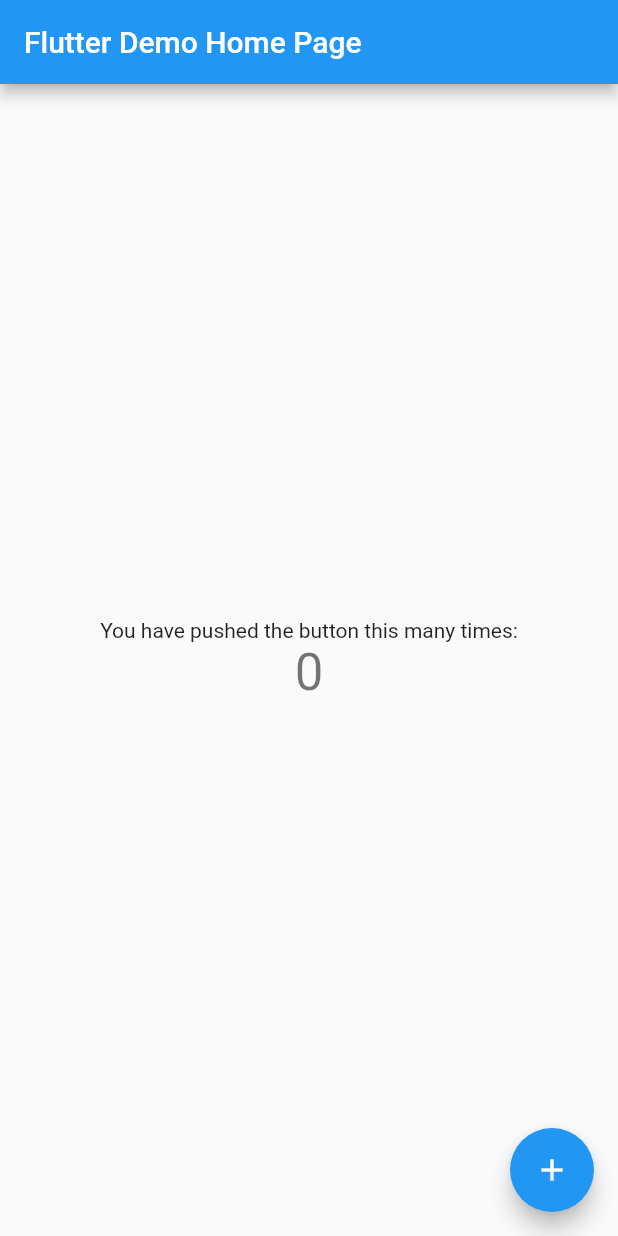
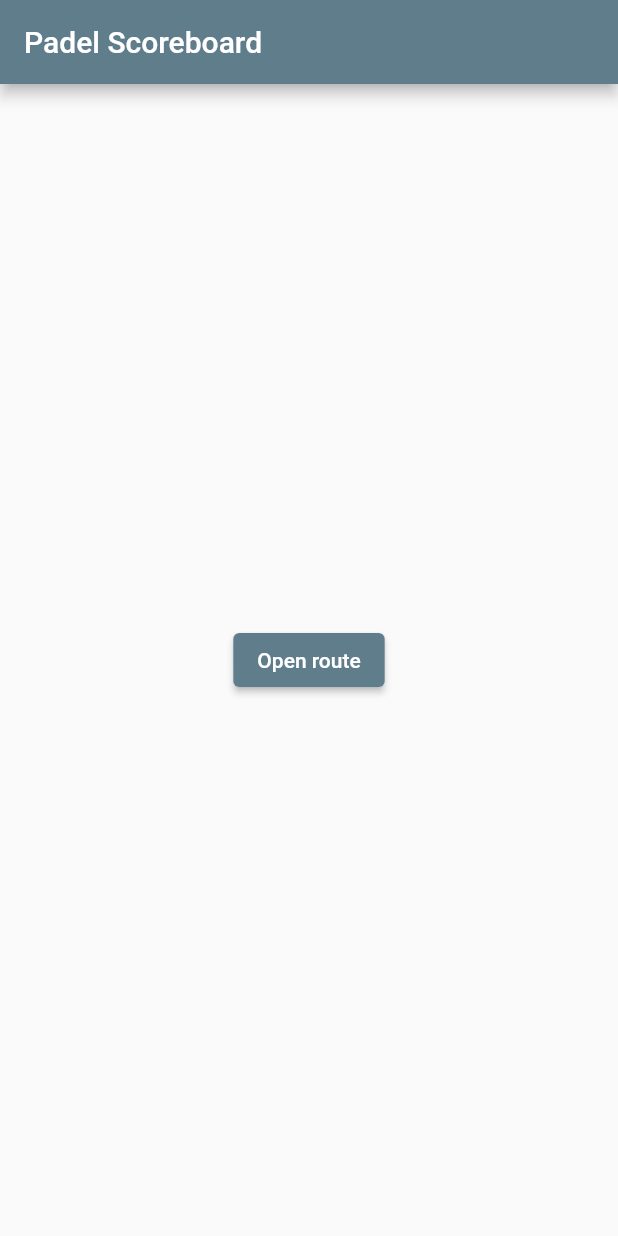
Before and after one commit to axelalvin/PadelScoreboardV2, a Flutter app: the screen it shows after launch, on a phone screen of 412 x 824 dp. Run offline on Flutter 3.47's test engine with Material 2 defaults, Android fonts, the phone set to English and light mode, and no system bars.

Commit message:
files are in order and navigation works.

```diff
--- a/padel_scoreboard/lib/main.dart
+++ b/padel_scoreboard/lib/main.dart
@@ -1,4 +1,6 @@
 import 'package:flutter/material.dart';
+
+import 'scoreboard.dart';
 
 void main() {
   runApp(const MyApp());
@@ -11,105 +13,37 @@ class MyApp extends StatelessWidget {
   @override
   Widget build(BuildContext context) {
     return MaterialApp(
-      title: 'Flutter Demo',
+      title: 'Padel Scoreboard',
       theme: ThemeData(
-        // This is the theme of your application.
-        //
-        // Try running your application with "flutter run". You'll see the
-        // application has a blue toolbar. Then, without quitting the app, try
-        // changing the primarySwatch below to Colors.green and then invoke
-        // "hot reload" (press "r" in the console where you ran "flutter run",
-        // or simply save your changes to "hot reload" in a Flutter IDE).
-        // Notice that the counter didn't reset back to zero; the application
-        // is not restarted.
-        primarySwatch: Colors.blue,
+        primarySwatch: Colors.blueGrey,
       ),
-      home: const MyHomePage(title: 'Flutter Demo Home Page'),
+      home: const MyHomePage(),
     );
   }
 }
 
-class MyHomePage extends StatefulWidget {
-  const MyHomePage({Key? key, required this.title}) : super(key: key);
-
-  // This widget is the home page of your application. It is stateful, meaning
-  // that it has a State object (defined below) that contains fields that affect
-  // how it looks.
-
-  // This class is the configuration for the state. It holds the values (in this
-  // case the title) provided by the parent (in this case the App widget) and
-  // used by the build method of the State. Fields in a Widget subclass are
-  // always marked "final".
-
-  final String title;
-
-  @override
-  State<MyHomePage> createState() => _MyHomePageState();
-}
-
-class _MyHomePageState extends State<MyHomePage> {
-  int _counter = 0;
-
-  void _incrementCounter() {
-    setState(() {
-      // This call to setState tells the Flutter framework that something has
-      // changed in this State, which causes it to rerun the build method below
-      // so that the display can reflect the updated values. If we changed
-      // _counter without calling setState(), then the build method would not be
-      // called again, and so nothing would appear to happen.
-      _counter++;
-    });
-  }
+class MyHomePage extends StatelessWidget {
+  const MyHomePage({Key? key}) : super(key: key);
 
   @override
   Widget build(BuildContext context) {
-    // This method is rerun every time setState is called, for instance as done
-    // by the _incrementCounter method above.
-    //
-    // The Flutter framework has been optimized to make rerunning build methods
-    // fast, so that you can just rebuild anything that needs updating rather
-    // than having to individually change instances of widgets.
     return Scaffold(
       appBar: AppBar(
-        // Here we take the value from the MyHomePage object that was created by
-        // the App.build method, and use it to set our appbar title.
-        title: Text(widget.title),
+        title: const Text('Padel Scoreboard'),
       ),
       body: Center(
-        // Center is a layout widget. It takes a single child and positions it
-        // in the middle of the parent.
-        child: Column(
-          // Column is also a layout widget. It takes a list of children and
-          // arranges them vertically. By default, it sizes itself to fit its
-          // children horizontally, and tries to be as tall as its parent.
-          //
-          // Invoke "debug painting" (press "p" in the console, choose the
-          // "Toggle Debug Paint" action from the Flutter Inspector in Android
-          // Studio, or the "Toggle Debug Paint" command in Visual Studio Code)
-          // to see the wireframe for each widget.
-          //
-          // Column has various properties to control how it sizes itself and
-          // how it positions its children. Here we use mainAxisAlignment to
-          // center the children vertically; the main axis here is the vertical
-          // axis because Columns are vertical (the cross axis would be
-          // horizontal).
-          mainAxisAlignment: MainAxisAlignment.center,
-          children: <Widget>[
-            const Text(
-              'You have pushed the button this many times:',
-            ),
-            Text(
-              '$_counter',
-              style: Theme.of(context).textTheme.headline4,
-            ),
-          ],
+        child: ElevatedButton(
+          child: const Text('Open route'),
+          onPressed: () {
+            Navigator.push(
+              context,
+              MaterialPageRoute(
+                  builder: (context) => const Scoreboard(title: 'Match')),
+            );
+            // Navigate to second route when tapped.
+          },
         ),
       ),
-      floatingActionButton: FloatingActionButton(
-        onPressed: _incrementCounter,
-        tooltip: 'Increment',
-        child: const Icon(Icons.add),
-      ), // This trailing comma makes auto-formatting nicer for build methods.
     );
   }
 }
```
